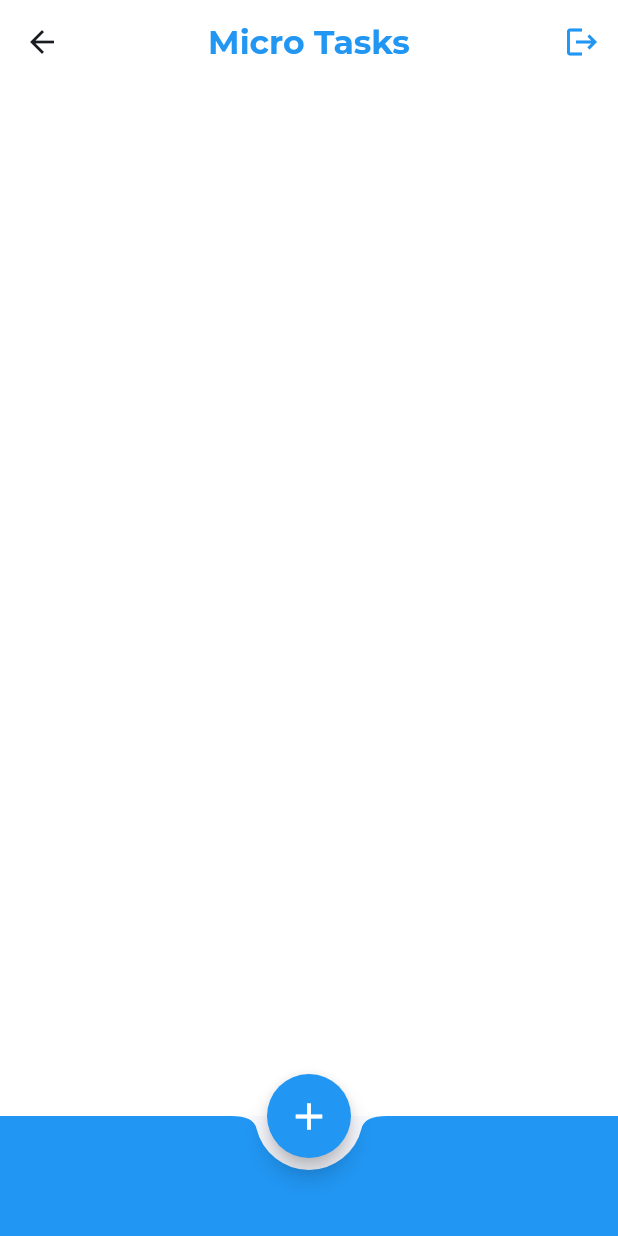
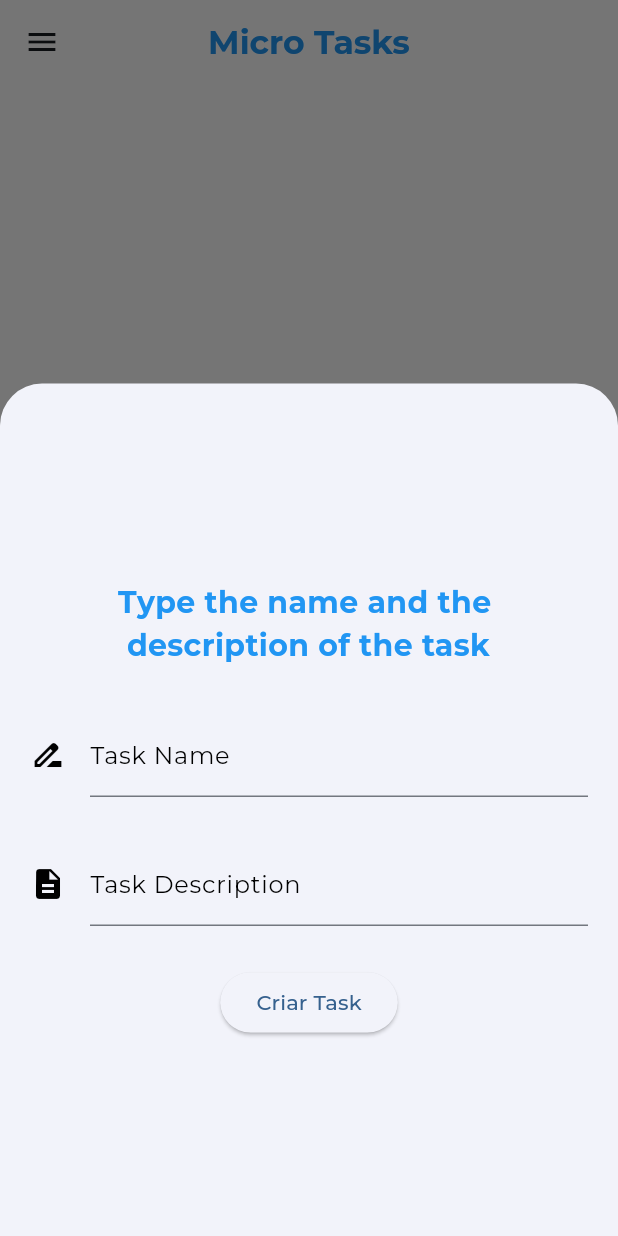
Before and after one commit to VitorMours/MicroTask, a Flutter app: the HomePage screen opened by its route, after a tap on the "add" icon, on a phone screen of 412 x 824 dp. Run offline on Flutter 3.47's test engine with Material 3 defaults, Android fonts, the phone set to English and light mode, and no system bars; our stand-ins replace drift, google_fonts; accounts and stored records are empty.

```diff
--- /dev/null
+++ b/lib/components/styled_drawer.dart
@@ -0,0 +1,36 @@
+import "package:flutter/material.dart";
+
+class StyledDrawer extends StatefulWidget {
+  @override
+  State createState() => _StyledDrawerState();
+}
+
+class _StyledDrawerState extends State<StyledDrawer> {
+  @override
+  Widget build(BuildContext context) {
+    return Drawer(
+      child: ListView(
+        children: <Widget>[
+          const DrawerHeader(
+            decoration: BoxDecoration(color: Colors.blue),
+            child: Text("Micro Tasks"),
+          ),
+          ListTile(
+            leading: const Icon(Icons.settings_sharp),
+            title: const Text("Settings"),
+            onTap: () {
+              print("Acessing settings");
+            },
+          ),
+          ListTile(
+            leading: const Icon(Icons.logout),
+            title: const Text("Logout"),
+            onTap: () {
+              Navigator.pushReplacementNamed(context, "/");
+            },
+          ),
+        ],
+      ),
+    );
+  }
+}
--- a/lib/components/styled_input_field.dart
+++ b/lib/components/styled_input_field.dart
@@ -21,20 +21,21 @@ class StyledInputField extends StatefulWidget {
 class _StyledInputFieldState extends State<StyledInputField> {
   bool _isObscure = true;
 
+
   @override
   Widget build(BuildContext context) {
     return TextFormField(
       controller: widget.controller,
       obscureText: widget.isPassword ? _isObscure : false,
-      style: const TextStyle(color: Colors.white),
+      style: const TextStyle(color: Colors.black),
       decoration: InputDecoration(
-        focusedBorder: UnderlineInputBorder(borderSide: BorderSide(color:Colors.white)),
-        border: UnderlineInputBorder(borderSide: BorderSide(color: Colors.white),
+        focusedBorder: UnderlineInputBorder(borderSide: BorderSide(color: Colors.black)),
+        border: UnderlineInputBorder(borderSide: BorderSide(color: Colors.black),
         ),
         icon: widget.icon != null ? Icon(widget.icon) : null,
-        iconColor: Colors.white70,
+        iconColor: Colors.black,
         labelText: widget.labelText,
-        labelStyle: const TextStyle(color: Colors.white70),
+        labelStyle: TextStyle(color: Colors.black),
         suffixIcon: widget.isPassword
             ? IconButton(
                 icon: Icon(
--- a/lib/models/app_config_model.dart
+++ b/lib/models/app_config_model.dart
@@ -1,5 +1,4 @@
 import "package:drift/drift.dart";
-import "package:sqflite/sqflite.dart";
 
 class AppConfigModel extends Table{
 
--- a/lib/pages/home_page.dart
+++ b/lib/pages/home_page.dart
@@ -1,4 +1,8 @@
+import "package:flutter/gestures.dart";
 import "package:flutter/material.dart";
+import "../components/styled_input_field.dart";
+
+import "../components/styled_drawer.dart";
 
 class HomePage extends StatefulWidget {
   const HomePage({super.key});
@@ -8,27 +12,24 @@ class HomePage extends StatefulWidget {
 }
 
 class _HomePageState extends State<HomePage> {
+  final TextEditingController taskName = TextEditingController();
+  final TextEditingController taskDescription = TextEditingController();
+
   @override
   Widget build(BuildContext context) {
     return Scaffold(
+      backgroundColor: Colors.white,
+      drawer: StyledDrawer(),
       appBar: AppBar(
-        title: Text(
+        title: const Text(
           "Micro Tasks",
-          style: TextStyle(color: Colors.blue,  fontWeight: FontWeight.bold),
+          style: TextStyle(color: Colors.blue, fontWeight: FontWeight.bold),
         ),
         centerTitle: true,
         backgroundColor: Colors.white,
-        actions: <Widget>[
-          IconButton(
-            icon: Icon(Icons.logout, color: Colors.blue),
-            onPressed: () {
-              Navigator.pushReplacementNamed(context, "/");
-            },
-          ),
-        ],
       ),
       bottomNavigationBar: BottomAppBar(
-        shape: CircularNotchedRectangle(),
+        shape: const CircularNotchedRectangle(),
         color: Colors.blue,
         clipBehavior: Clip.antiAlias,
         notchMargin: 8.0,
@@ -39,9 +40,71 @@ class _HomePageState extends State<HomePage> {
       floatingActionButtonLocation: FloatingActionButtonLocation.centerDocked,
       floatingActionButton: FloatingActionButton(
         backgroundColor: Colors.blue,
-        shape: CircleBorder(),
+        shape: const CircleBorder(),
         child: Icon(Icons.add, color: Colors.white, size: 30),
-        onPressed: () {},
+        onPressed: () {
+          showModalBottomSheet(
+            context: context,
+            isScrollControlled: true,
+            builder: (BuildContext context) {
+              return Padding(
+                padding: EdgeInsets.only(
+                  bottom: MediaQuery.of(context).viewInsets.bottom,
+                ),
+                child: SizedBox(
+                  width: double.infinity,
+                  height: (MediaQuery.of(context).size.height / 1.45),
+                  child: Column(
+                    mainAxisAlignment: MainAxisAlignment.center,
+                    children: [
+                      Padding(
+                        padding: const EdgeInsets.fromLTRB(0, 0, 0, 15),
+                        child: Text(
+                          "Type the name and the \n description of the task",
+                          style: TextStyle(
+                            color: Colors.blue,
+                            fontWeight: FontWeight.bold,
+                            fontSize: 20,
+                          ),
+                        ),
+                      ),
+                      Padding(
+                        padding: const EdgeInsets.symmetric(
+                          horizontal: 20,
+                          vertical: 15,
+                        ),
+                        child: StyledInputField(
+                          controller: taskName,
+                          labelText: "Task Name",
+                          icon: Icons.drive_file_rename_outline,
+                        ),
+                      ),
+
+                      Padding(
+                        padding: const EdgeInsets.symmetric(
+                          horizontal: 20,
+                          vertical: 15,
+                        ),
+                        child: StyledInputField(
+                          controller: taskDescription,
+                          labelText: "Task Description",
+                          icon: Icons.description,
+                        ),
+                      ),
+                      Padding(
+                        padding: const EdgeInsets.only(top: 12),
+                        child: ElevatedButton(
+                          onPressed: () {},
+                          child: Text("Criar Task"),
+                        ),
+                      ),
+                    ],
+                  ),
+                ),
+              );
+            },
+          );
+        },
       ),
     );
   }
--- a/lib/pages/login_page.dart
+++ b/lib/pages/login_page.dart
@@ -16,7 +16,7 @@ class _LoginPageState extends State<LoginPage> {
   @override
   Widget build(BuildContext context) {
     return Scaffold(
-      backgroundColor: Colors.black12,
+      backgroundColor: Colors.white,
       body: Center(
         child: FractionallySizedBox(
           widthFactor: 0.8,
--- /dev/null
+++ b/lib/pages/settings_page.dart
@@ -0,0 +1,20 @@
+import "package:flutter/material.dart";
+
+
+class SettingsPage extends StatefulWidget {
+
+  const SettingsPage({super.key});
+
+  @override
+  State createState() => _SettingsPageState();
+
+}
+
+class _SettingsPageState extends State<SettingsPage>{
+
+  @override
+  Widget build(BuildContext context){
+    return Scaffold();
+  }
+
+}
--- a/pubspec.yaml
+++ b/pubspec.yaml
@@ -36,7 +36,6 @@ dependencies:
   cupertino_icons: ^1.0.8
   gap: ^3.0.1
   google_fonts: ^6.2.1
-  sqflite: ^2.4.2
   drift: ^2.26.1
 
 dev_dependencies:
```
Also changed, not shown: pubspec.lock, 1 other file.
